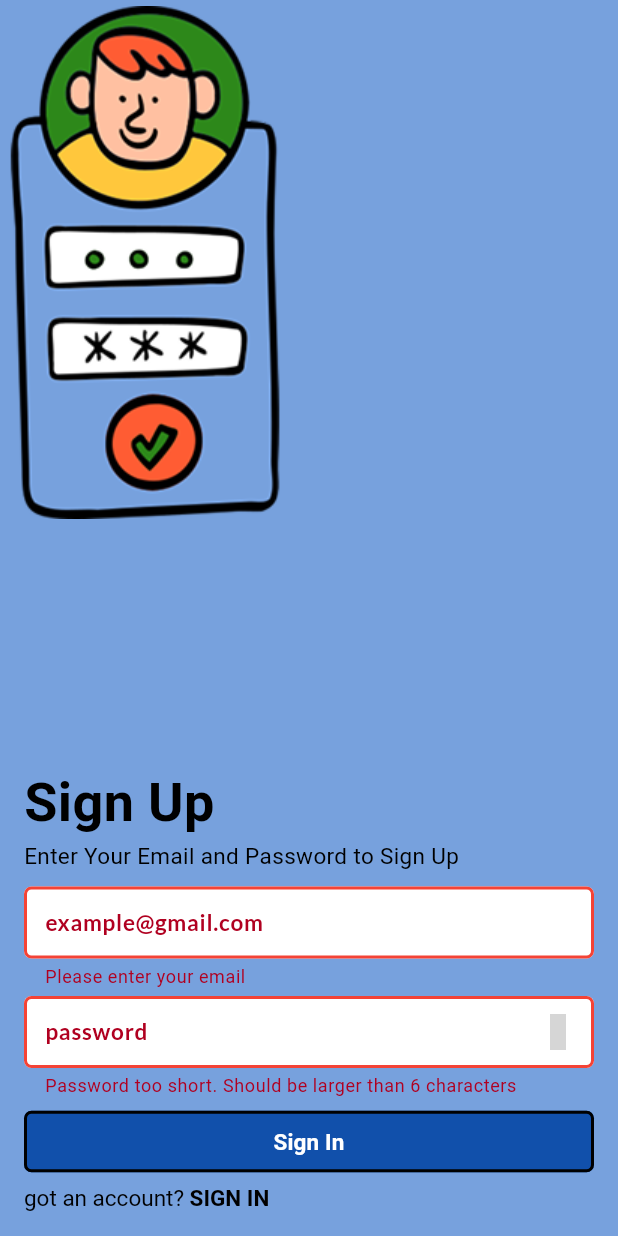
After one commit to JunubiLabs/nilean, a Flutter app: the SignupPage screen opened by its route, after a tap on "Sign In", on a phone screen of 412 x 824 dp. The commit adds this screen. Run offline on Flutter 3.47's test engine with Material 3 defaults, Android fonts, the phone set to English and light mode, and no system bars; our stand-ins replace firebase_auth, firebase_core, flutter_animate, flutter_bloc, google_fonts, hexcolor and 2 more; accounts and stored records are empty; generated files the repository leaves out were written again; Roboto replaces fonts that are missing (Kanit); grey boxes are pictures that could not be loaded.

Commit message:
Add SignupPage and update navigation routes for Signin and Signup

```diff
--- a/lib/app.dart
+++ b/lib/app.dart
@@ -1,3 +1,4 @@
+import 'package:buai/ui/pages/signup_page.dart';
 import 'package:buai/utils/theme.dart';
 import 'package:flutter/material.dart';
 import 'package:flutter_bloc/flutter_bloc.dart';
@@ -27,7 +28,8 @@ class App extends StatelessWidget {
           '/': (context) => SplashPage(),
           '/auth': (context) => WelcomePage(),
           '/home': (context) => HomePage(),
-          '/login': (context) => SigninPage(),
+          '/signin': (context) => SigninPage(),
+          '/signup': (context) => SignupPage(),
         },
         debugShowCheckedModeBanner: false,
         theme: AppThemes.light,
--- /dev/null
+++ b/lib/ui/pages/signup_page.dart
@@ -0,0 +1,233 @@
+import 'package:buai/blocs/auth/auth_bloc.dart';
+import 'package:buai/blocs/auth/auth_event.dart';
+import 'package:buai/blocs/auth/auth_state.dart';
+import 'package:buai/ui/widgets/app_buttons.dart';
+import 'package:buai/utils/colors.dart';
+import 'package:buai/utils/input_themes.dart';
+import 'package:flutter/gestures.dart';
+import 'package:flutter/material.dart';
+import 'package:flutter_bloc/flutter_bloc.dart';
+import 'package:google_fonts/google_fonts.dart';
+import 'package:loading_animation_widget/loading_animation_widget.dart';
+
+class SignupPage extends StatefulWidget {
+  const SignupPage({super.key});
+
+  @override
+  State<SignupPage> createState() => _SignupPageState();
+}
+
+class _SignupPageState extends State<SignupPage> {
+  final _formKey = GlobalKey<FormState>();
+  final _emailController = TextEditingController();
+  final _passwordController = TextEditingController();
+
+  bool isObsecure = true;
+
+  @override
+  void dispose() {
+    _emailController.dispose();
+    _passwordController.dispose();
+    super.dispose();
+  }
+
+  hidePassword() {
+    setState(() {
+      isObsecure = !isObsecure;
+    });
+  }
+
+  @override
+  Widget build(BuildContext context) {
+    return Scaffold(
+      backgroundColor: AppColors.primaryBlue,
+      body: BlocListener<AuthBloc, AuthState>(
+        listener: (context, state) {
+          if (state is AuthAuthenticated) {
+            Navigator.of(context).pushNamed('/home');
+          }
+          if (state is AuthError) {
+            ScaffoldMessenger.of(context).showSnackBar(
+              SnackBar(
+                content: Text(state.message),
+              ),
+            );
+          }
+        },
+        child: SafeArea(
+          child: BlocBuilder<AuthBloc, AuthState>(
+            builder: (context, state) {
+              return Stack(
+                children: [
+                  Positioned.fill(
+                    child: Column(
+                      mainAxisAlignment: MainAxisAlignment.start,
+                      crossAxisAlignment: CrossAxisAlignment.start,
+                      children: [
+                        Image.asset(
+                          'assets/images/signup.png',
+                          height: 350,
+                        )
+                      ],
+                    ),
+                  ),
+                  Padding(
+                    padding: EdgeInsets.all(16),
+                    child: Column(
+                      mainAxisAlignment: MainAxisAlignment.end,
+                      crossAxisAlignment: CrossAxisAlignment.start,
+                      children: [
+                        Text(
+                          "Sign Up",
+                          style: GoogleFonts.jockeyOne(
+                            fontSize: 36,
+                            fontWeight: FontWeight.bold,
+                            color: Colors.black,
+                          ),
+                        ),
+                        Text(
+                          "Enter Your Email and Password to Sign Up",
+                          style: GoogleFonts.kanit(
+                            fontSize: 15,
+                          ),
+                        ),
+                        const SizedBox(height: 5),
+                        Form(
+                          key: _formKey,
+                          child: Column(
+                            mainAxisAlignment: MainAxisAlignment.start,
+                            crossAxisAlignment: CrossAxisAlignment.start,
+                            children: [
+                              const SizedBox(height: 5),
+                              TextFormField(
+                                controller: _emailController,
+                                style: GoogleFonts.lato(fontSize: 15),
+                                validator: (email) {
+                                  if (email == null || email.isEmpty) {
+                                    return 'Please enter your email';
+                                  }
+                                  if (!RegExp(
+                                          r"^[a-zA-Z0-9.]+@[a-zA-Z0-9]+\.[a-zA-Z]+")
+                                      .hasMatch(email)) {
+                                    return 'Please enter a valid email';
+                                  }
+                                  return null;
+                                },
+                                decoration: InputThemes.emailInput(context),
+                              ),
+                              const SizedBox(height: 5),
+                              TextFormField(
+                                controller: _passwordController,
+                                style: GoogleFonts.lato(fontSize: 15),
+                                validator: (password) {
+                                  if (password == null) {
+                                    return 'Please enter your password';
+                                  }
+                                  if (password.length < 6) {
+                                    return 'Password too short. Should be larger than 6 characters';
+                                  }
+                                  return null;
+                                },
+                                obscuringCharacter: '*',
+                                obscureText: isObsecure,
+                                decoration: InputThemes.passwordInput(
+                                  context,
+                                  isObsecure,
+                                  hidePassword,
+                                ),
+                              ),
+                              if (state is AuthError) ...[
+                                const SizedBox(height: 5),
+                                RichText(
+                                  text: TextSpan(
+                                    text: "forgot your password?",
+                                    style: GoogleFonts.kanit(
+                                      fontSize: 15,
+                                      color: Colors.black,
+                                    ),
+                                    children: [
+                                      TextSpan(
+                                        recognizer: TapGestureRecognizer()
+                                          ..onTap = () {
+                                            Navigator.of(context)
+                                                .pushNamed('/reset-password');
+                                          },
+                                        text: " CLICK HERE",
+                                        style: GoogleFonts.kanit(
+                                          fontSize: 15,
+                                          color: Colors.black,
+                                          fontWeight: FontWeight.bold,
+                                        ),
+                                      )
+                                    ],
+                                  ),
+                                ),
+                              ],
+                              const SizedBox(height: 5),
+                              AppButtons.blueButton(
+                                onPressed: () {
+                                  if (_formKey.currentState!.validate()) {
+                                    context
+                                        .read<AuthBloc>()
+                                        .add(SignInRequested(
+                                          _emailController.value.text,
+                                          _passwordController.value.text,
+                                        ));
+                                  }
+                                },
+                                child: SizedBox(
+                                  width: double.maxFinite,
+                                  child: state is AuthLoading
+                                      ? LoadingAnimationWidget.fourRotatingDots(
+                                          color: AppColors.primaryWhite,
+                                          size: 20,
+                                        )
+                                      : Text(
+                                          "Sign In",
+                                          style: GoogleFonts.kanit(
+                                            fontSize: 15,
+                                            fontWeight: FontWeight.bold,
+                                          ),
+                                          textAlign: TextAlign.center,
+                                        ),
+                                ),
+                              ),
+                            ],
+                          ),
+                        ),
+                        const SizedBox(height: 5),
+                        RichText(
+                          text: TextSpan(
+                            text: "got an account?",
+                            style: GoogleFonts.kanit(
+                              fontSize: 15,
+                              color: Colors.black,
+                            ),
+                            children: [
+                              TextSpan(
+                                recognizer: TapGestureRecognizer()
+                                  ..onTap = () {
+                                    Navigator.of(context).pushNamed('/signin');
+                                  },
+                                text: " SIGN IN",
+                                style: GoogleFonts.kanit(
+                                  fontSize: 15,
+                                  color: Colors.black,
+                                  fontWeight: FontWeight.bold,
+                                ),
+                              )
+                            ],
+                          ),
+                        ),
+                      ],
+                    ),
+                  ),
+                ],
+              );
+            },
+          ),
+        ),
+      ),
+    );
+  }
+}
--- a/lib/ui/pages/welcome_page.dart
+++ b/lib/ui/pages/welcome_page.dart
@@ -34,7 +34,7 @@ class _WelcomePageState extends State<WelcomePage> {
                 children: [
                   AppButtons.authButton(
                     onPressed: () {
-                      Navigator.of(context).pushNamed('/login');
+                      Navigator.of(context).pushNamed('/signin');
                     },
                     child: Row(
                       mainAxisAlignment: MainAxisAlignment.center,
@@ -67,7 +67,7 @@ class _WelcomePageState extends State<WelcomePage> {
                   const SizedBox(height: 5),
                   AppButtons.authButton(
                     onPressed: () {
-                      Navigator.of(context).pushNamed('/login');
+                      Navigator.of(context).pushNamed('/signin');
                     },
                     child: Row(
                       mainAxisAlignment: MainAxisAlignment.center,
```
